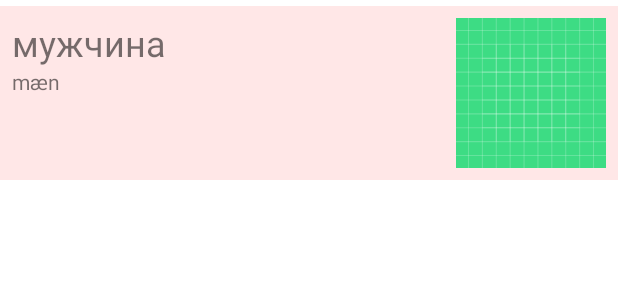
After one commit to zoerAleksandr/Dictionary, an Android app: the layout item_history.xml on its own in the app's theme, with its tools: preview values and no code run, on a phone screen of 412 x 824 dp. The commit adds this screen. Shown: the top 300 px of the screen. Run offline under Robolectric (Android 15) with nearby library versions, the phone set to English and light mode, and no system bars.

Commit message:
Реализовал HistoryFragment.kt с поиском. Получение данных от VM через StateFlow

```diff
--- a/app/src/main/java/com/example/dictionary/data/room/AnswerDAO.kt
+++ b/app/src/main/java/com/example/dictionary/data/room/AnswerDAO.kt
@@ -9,7 +9,10 @@ import com.example.dictionary.domain.entity.Answer
 
 @Dao
 interface AnswerDAO {
-    @Query("SELECT * FROM answer WHERE text =:answerText")
+    @Query("SELECT * FROM answer")
+    fun getAllData(): List<Answer>
+
+    @Query("SELECT * FROM answer WHERE text LIKE '%' || :answerText || '%'")
     fun getMeaningsListByAnswerAsync(answerText: String): List<Answer>
 
     @Insert(onConflict = OnConflictStrategy.REPLACE)
--- a/app/src/main/java/com/example/dictionary/data/room/RepositoryRoomImpl.kt
+++ b/app/src/main/java/com/example/dictionary/data/room/RepositoryRoomImpl.kt
@@ -5,6 +5,10 @@ import com.example.dictionary.domain.entity.Answer
 import com.example.dictionary.domain.repository.IRepository
 
 class RepositoryRoomImpl(private val dao: AnswerDAO) : IRepository<List<Answer>> {
+    fun getAllData(): List<Answer>{
+        return dao.getAllData()
+    }
+
     override suspend fun getData(text: String): List<Answer> {
         return dao.getMeaningsListByAnswerAsync(text)
     }
--- a/app/src/main/java/com/example/dictionary/view/AppState.kt
+++ b/app/src/main/java/com/example/dictionary/view/AppState.kt
@@ -6,6 +6,4 @@ sealed class AppState {
     data class Success(val data: List<Answer>) : AppState()
     data class Loading(val loading: Boolean) : AppState()
     data class Error(val throwable: Throwable) : AppState()
-    object IsOnline : AppState()
-    object IsOffline : AppState()
 }
--- /dev/null
+++ b/app/src/main/java/com/example/dictionary/view/NetworkState.kt
@@ -0,0 +1,6 @@
+package com.example.dictionary.view
+
+sealed class NetworkState {
+    object IsOnline : NetworkState()
+    object IsOffline : NetworkState()
+}
--- a/app/src/main/res/layout/activity_main.xml
+++ b/app/src/main/res/layout/activity_main.xml
@@ -9,7 +9,9 @@
     <FrameLayout
         android:id="@+id/container"
         android:layout_width="match_parent"
-        android:layout_height="match_parent" />
+        android:layout_height="0dp"
+        app:layout_constraintBottom_toTopOf="@id/bottom_navigation"
+        app:layout_constraintTop_toTopOf="parent" />
 
     <com.google.android.material.bottomnavigation.BottomNavigationView
         android:id="@+id/bottom_navigation"
--- /dev/null
+++ b/app/src/main/res/layout/item_history.xml
@@ -0,0 +1,39 @@
+<?xml version="1.0" encoding="utf-8"?>
+<androidx.constraintlayout.widget.ConstraintLayout xmlns:android="http://schemas.android.com/apk/res/android"
+    android:layout_width="match_parent"
+    android:layout_height="wrap_content"
+    android:padding="@dimen/padding_root"
+    android:layout_marginTop="@dimen/margin_between_items"
+    android:background="@color/red_light"
+    xmlns:app="http://schemas.android.com/apk/res-auto"
+    xmlns:tools="http://schemas.android.com/tools">
+
+    <TextView
+        android:id="@+id/translate_text_view"
+        android:layout_width="0dp"
+        android:layout_height="wrap_content"
+        app:layout_constraintStart_toStartOf="parent"
+        app:layout_constraintTop_toTopOf="parent"
+        app:layout_constraintBottom_toTopOf="@id/translate_text_view"
+        app:layout_constraintEnd_toStartOf="@id/translate_image_view"
+        android:textSize="@dimen/translate_text_size"
+        tools:text="мужчина"/>
+
+    <TextView
+        android:id="@+id/transcription_text_view"
+        android:layout_width="0dp"
+        android:layout_height="wrap_content"
+        tools:text="mæn"
+        app:layout_constraintStart_toStartOf="parent"
+        app:layout_constraintTop_toBottomOf="@id/translate_text_view"
+        app:layout_constraintEnd_toStartOf="@id/translate_image_view"/>
+
+    <ImageView
+        android:id="@+id/translate_image_view"
+        android:layout_width="@dimen/size_item_image_view"
+        android:layout_height="@dimen/size_item_image_view"
+        android:scaleType="centerCrop"
+        app:layout_constraintEnd_toEndOf="parent"
+        app:layout_constraintTop_toTopOf="parent"
+        tools:src="@drawable/ic_launcher_background"/>
+</androidx.constraintlayout.widget.ConstraintLayout>
--- a/app/src/main/res/values/colors.xml
+++ b/app/src/main/res/values/colors.xml
@@ -9,5 +9,6 @@
     <color name="white">#FFFFFFFF</color>
     <color name="gray">#636363</color>
     <color name="gray_light">#0D636363</color>
+    <color name="red_light">#1AFF1515</color>
     <color name="transparent">#00636363</color>
 </resources>
--- a/app/src/main/res/values/strings.xml
+++ b/app/src/main/res/values/strings.xml
@@ -5,4 +5,5 @@
     <string name="menu_main_search">Поиск</string>
     <string name="menu_favorite_list">Избранное</string>
     <string name="menu_history">История</string>
+    <string name="hint_input_history">Поиск по истории</string>
 </resources>
```
Also changed, not shown: app/src/main/java/com/example/dictionary/Utils.kt (added, +26 -0 lines), app/src/main/java/com/example/dictionary/di/module.kt (+5 -2 lines), app/src/main/java/com/example/dictionary/view/MainActivity.kt (+19 -1 lines), app/src/main/java/com/example/dictionary/view/history_screen/HistoryAdapter.kt (added, +37 -0 lines), app/src/main/java/com/example/dictionary/view/history_screen/HistoryFragment.kt (+65 -1 lines), app/src/main/java/com/example/dictionary/view/history_screen/HistoryModelContract.kt (added, +34 -0 lines), app/src/main/java/com/example/dictionary/view/history_screen/HistoryViewHolder.kt (added, +15 -0 lines), app/src/main/java/com/example/dictionary/view/history_screen/HistoryViewModel.kt (added, +51 -0 lines), app/src/main/java/com/example/dictionary/view/main_search_screen/MainSearchFragment.kt (+26 -34 lines), app/src/main/java/com/example/dictionary/view/main_search_screen/MainSearchViewModelContract.kt (renamed from app/src/main/java/com/example/dictionary/view/main_search_screen/MainViewModelContract.kt, +6 -5 lines), app/src/main/java/com/example/dictionary/view/main_search_screen/MainViewModel.kt (+9 -8 lines), app/src/main/res/layout/fragment_history.xml (added, +53 -0 lines).
